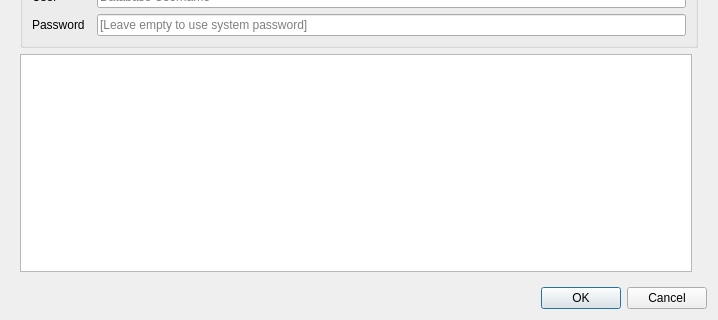
This is projectgenerator/ui/generate_project.ui in opengisch/QgisModelBaker as Qt 5 draws it before an edit; both pictures show x 0 to 718 and y 354 to 674 of the 718 by 674 pixel window. The edited form follows.
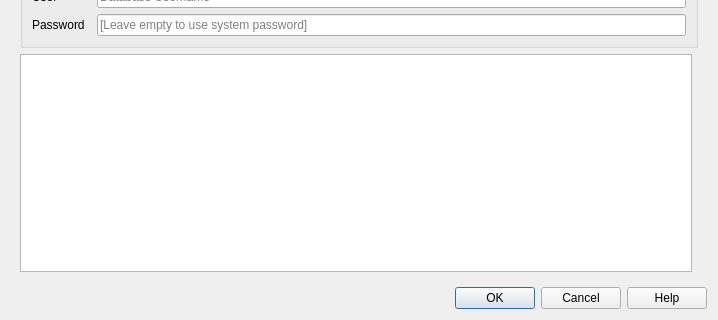
This is the edited form. Custom widgets are drawn as their Qt base class.

Commit message: Add help button to generate - import - export - settings dialogs

Diff of the .ui file:
```diff
--- a/projectgenerator/ui/generate_project.ui
+++ b/projectgenerator/ui/generate_project.ui
@@ -220,7 +220,7 @@
       <enum>Qt::Horizontal</enum>
      </property>
      <property name="standardButtons">
-      <set>QDialogButtonBox::Cancel|QDialogButtonBox::Ok</set>
+      <set>QDialogButtonBox::Cancel|QDialogButtonBox::Help|QDialogButtonBox::Ok</set>
      </property>
     </widget>
    </item>
```
Left out of the diff: 2 changed lines with no effect on the pictures. The commit also changes 7 other files.
